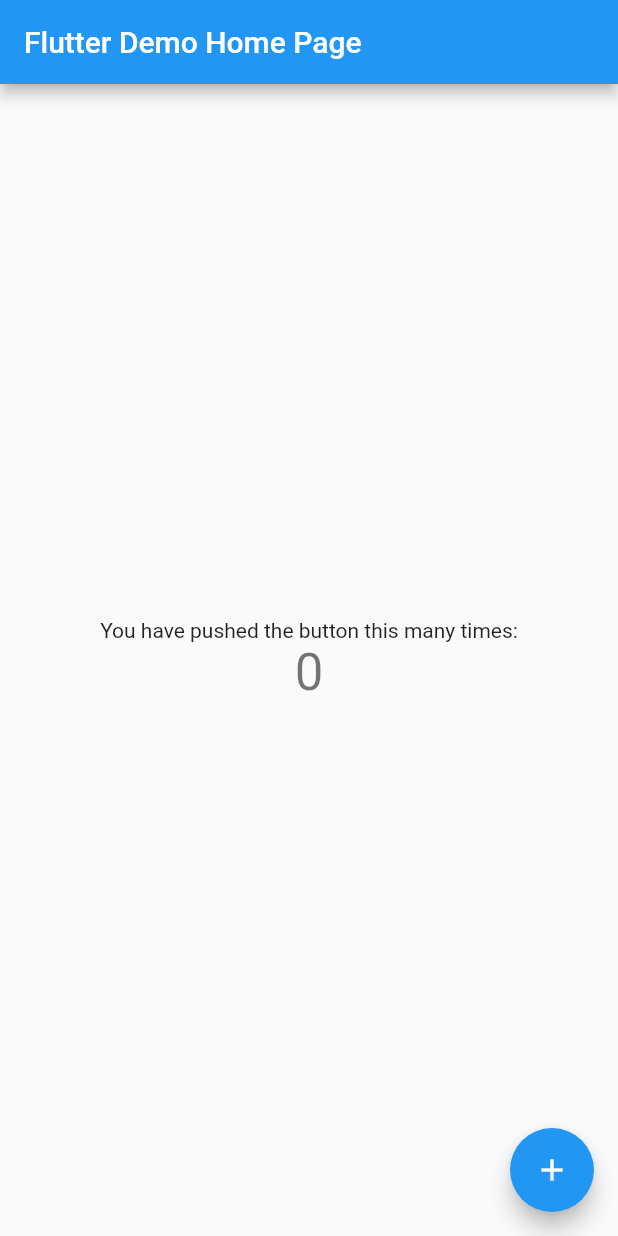
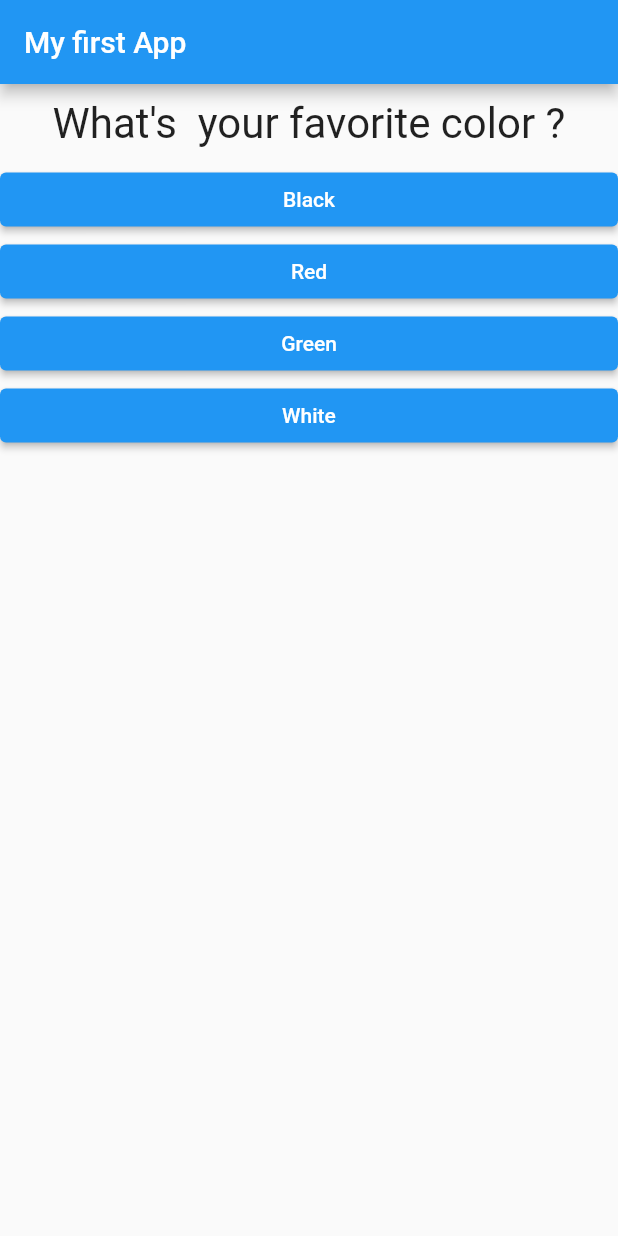
Before and after one commit to gabamazing21/flutter_complete_guide, a Flutter app: the screen it shows after launch, on a phone screen of 412 x 824 dp. Run offline on Flutter 3.47's test engine with Material 2 defaults, Android fonts, the phone set to English and light mode, and no system bars.

Commit message:
App completed

```diff
--- /dev/null
+++ b/lib/answer.dart
@@ -0,0 +1,19 @@
+import 'package:flutter/material.dart';
+
+class Answer extends StatelessWidget {
+  final String? answerText;
+  final VoidCallback? selecthandler;
+
+  Answer({this.selecthandler, this.answerText});
+
+  @override
+  Widget build(BuildContext context) {
+    return Container(
+      width: double.infinity,
+      child: ElevatedButton(
+        onPressed: selecthandler,
+        child: Text(answerText!),
+      ),
+    );
+  }
+}
--- a/lib/main.dart
+++ b/lib/main.dart
@@ -1,115 +1,79 @@
 import 'package:flutter/material.dart';
+import 'package:flutter_complete_guide/quiz.dart';
+import 'package:flutter_complete_guide/result.dart';
 
 void main() {
-  runApp(const MyApp());
+  runApp(MyApp());
 }
 
-class MyApp extends StatelessWidget {
-  const MyApp({Key? key}) : super(key: key);
+class MyApp extends StatefulWidget {
+  @override
+  State<StatefulWidget> createState() {
+    // TODO: implement createState
+    return _MyAppState();
+  }
+}
 
-  // This widget is the root of your application.
+class _MyAppState extends State<MyApp> {
+  var _questionIndex = 0;
+  int _totalScore = 0;
+
+  void _answerQuestion(int score) {
+    _totalScore += score;
+    setState(() {
+      _questionIndex += 1;
+    });
+    print(_questionIndex);
+  }
+
+  void _resetQuiz() {
+    setState(() {
+      _questionIndex = 0;
+      _totalScore = 0;
+    });
+  }
+
+  final _questions = const [
+    {
+      'questionText': 'What\'s  your favorite color ? ',
+      'answers': [
+        {'text': 'Black', 'score': 10},
+        {'text': 'Red', 'score': 5},
+        {'text': 'Green', 'score': 3},
+        {'text': 'White', 'score': 1},
+      ],
+    },
+    {
+      'questionText': 'What\'s  your favorite animal ? ',
+      'answers': [
+        {'text': 'Rabbit', 'score': 10},
+        {'text': 'Snake', 'score': 5},
+        {'text': 'Elephant', 'score': 3},
+        {'text': 'Lion', 'score': 1},
+      ],
+    },
+    {
+      'questionText': 'What\'s  your favorite instructor ? ',
+      'answers': [
+        {'text': 'Max', 'score': 10},
+        {'text': 'Gab', 'score': 5},
+        {'text': 'Tob', 'score': 3},
+        {'text': 'Ola', 'score': 1},
+      ],
+    },
+  ];
+
   @override
   Widget build(BuildContext context) {
     return MaterialApp(
-      title: 'Flutter Demo',
-      theme: ThemeData(
-        // This is the theme of your application.
-        //
-        // Try running your application with "flutter run". You'll see the
-        // application has a blue toolbar. Then, without quitting the app, try
-        // changing the primarySwatch below to Colors.green and then invoke
-        // "hot reload" (press "r" in the console where you ran "flutter run",
-        // or simply save your changes to "hot reload" in a Flutter IDE).
-        // Notice that the counter didn't reset back to zero; the application
-        // is not restarted.
-        primarySwatch: Colors.blue,
+      home: Scaffold(
+        appBar: AppBar(
+          title: const Text('My first App'),
+        ),
+        body: _questionIndex < _questions.length
+            ? Quiz(_answerQuestion, _questions, _questionIndex)
+            : Result(_totalScore, _resetQuiz),
       ),
-      home: const MyHomePage(title: 'Flutter Demo Home Page'),
     );
   }
 }
-
-class MyHomePage extends StatefulWidget {
-  const MyHomePage({Key? key, required this.title}) : super(key: key);
-
-  // This widget is the home page of your application. It is stateful, meaning
-  // that it has a State object (defined below) that contains fields that affect
-  // how it looks.
-
-  // This class is the configuration for the state. It holds the values (in this
-  // case the title) provided by the parent (in this case the App widget) and
-  // used by the build method of the State. Fields in a Widget subclass are
-  // always marked "final".
-
-  final String title;
-
-  @override
-  State<MyHomePage> createState() => _MyHomePageState();
-}
-
-class _MyHomePageState extends State<MyHomePage> {
-  int _counter = 0;
-
-  void _incrementCounter() {
-    setState(() {
-      // This call to setState tells the Flutter framework that something has
-      // changed in this State, which causes it to rerun the build method below
-      // so that the display can reflect the updated values. If we changed
-      // _counter without calling setState(), then the build method would not be
-      // called again, and so nothing would appear to happen.
-      _counter++;
-    });
-  }
-
-  @override
-  Widget build(BuildContext context) {
-    // This method is rerun every time setState is called, for instance as done
-    // by the _incrementCounter method above.
-    //
-    // The Flutter framework has been optimized to make rerunning build methods
-    // fast, so that you can just rebuild anything that needs updating rather
-    // than having to individually change instances of widgets.
-    return Scaffold(
-      appBar: AppBar(
-        // Here we take the value from the MyHomePage object that was created by
-        // the App.build method, and use it to set our appbar title.
-        title: Text(widget.title),
-      ),
-      body: Center(
-        // Center is a layout widget. It takes a single child and positions it
-        // in the middle of the parent.
-        child: Column(
-          // Column is also a layout widget. It takes a list of children and
-          // arranges them vertically. By default, it sizes itself to fit its
-          // children horizontally, and tries to be as tall as its parent.
-          //
-          // Invoke "debug painting" (press "p" in the console, choose the
-          // "Toggle Debug Paint" action from the Flutter Inspector in Android
-          // Studio, or the "Toggle Debug Paint" command in Visual Studio Code)
-          // to see the wireframe for each widget.
-          //
-          // Column has various properties to control how it sizes itself and
-          // how it positions its children. Here we use mainAxisAlignment to
-          // center the children vertically; the main axis here is the vertical
-          // axis because Columns are vertical (the cross axis would be
-          // horizontal).
-          mainAxisAlignment: MainAxisAlignment.center,
-          children: <Widget>[
-            const Text(
-              'You have pushed the button this many times:',
-            ),
-            Text(
-              '$_counter',
-              style: Theme.of(context).textTheme.headline4,
-            ),
-          ],
-        ),
-      ),
-      floatingActionButton: FloatingActionButton(
-        onPressed: _incrementCounter,
-        tooltip: 'Increment',
-        child: const Icon(Icons.add),
-      ), // This trailing comma makes auto-formatting nicer for build methods.
-    );
-  }
-}
--- /dev/null
+++ b/lib/question.dart
@@ -0,0 +1,22 @@
+import 'package:flutter/material.dart';
+
+class Question extends StatelessWidget {
+  final String questionText;
+
+  Question(this.questionText);
+
+  @override
+  Widget build(BuildContext context) {
+    return Container(
+      margin: const EdgeInsets.all(10),
+      width: double.infinity,
+      child: Text(
+        questionText,
+        style: const TextStyle(
+          fontSize: 28,
+        ),
+        textAlign: TextAlign.center,
+      ),
+    );
+  }
+}
--- /dev/null
+++ b/lib/quiz.dart
@@ -0,0 +1,29 @@
+import 'package:flutter/material.dart';
+
+import './answer.dart';
+import './question.dart';
+
+class Quiz extends StatelessWidget {
+  final List<Map<String, Object>>? questions;
+  final Function answerQuestion;
+  final int questionIndex;
+
+  Quiz(this.answerQuestion, this.questions, this.questionIndex);
+
+  @override
+  Widget build(BuildContext context) {
+    return Column(
+      children: [
+        Question(
+          questions![questionIndex]['questionText'] as String,
+        ),
+        ...(questions![questionIndex]['answers'] as List<Map<String, Object>>)
+            .map((answer) {
+          return Answer(
+              answerText: answer['text'] as String,
+              selecthandler: () => answerQuestion(answer['score']));
+        }).toList(),
+      ],
+    );
+  }
+}
```
Also changed, not shown: lib/result.dart (added, +44 -0 lines), pubspec.lock, 2 other files.
